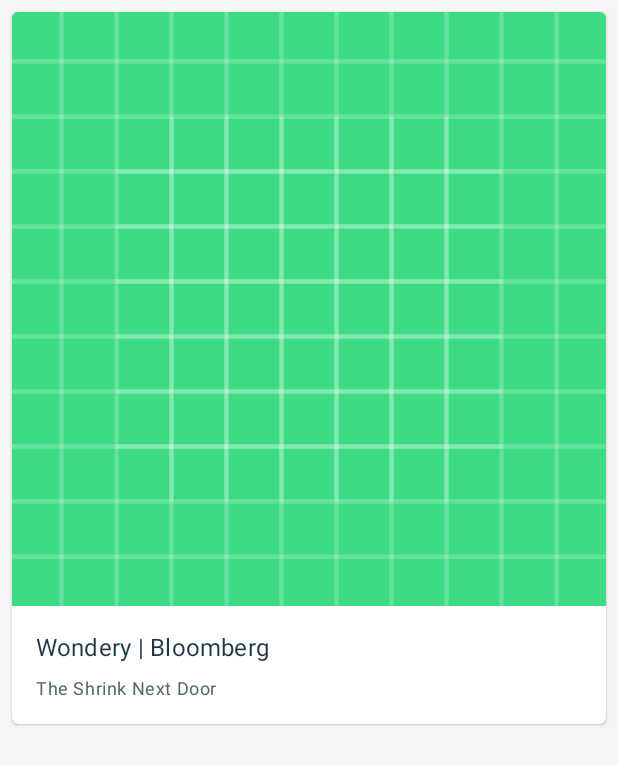
After one commit to IvanClair/Silkrode, an Android app: the layout vh_podcast.xml on its own in the app's theme, with its tools: preview values and no code run, on a phone screen of 412 x 824 dp. The commit adds this screen. Shown: the top 765 px of the screen. Run offline under Robolectric (Android 15) with nearby library versions, the phone set to English and light mode, and no system bars.

Commit message:
story-6 create layout for podcast list

```diff
--- /dev/null
+++ b/Silkrode/app/src/main/java/personal/ivan/silkrode/navigation/podcast/model/PodcastModel.kt
@@ -0,0 +1 @@
+package personal.ivan.silkrode.navigation.podcast.model
--- a/Silkrode/app/src/main/res/layout/activity_podcast.xml
+++ b/Silkrode/app/src/main/res/layout/activity_podcast.xml
@@ -14,6 +14,7 @@
         app:layout_constraintTop_toTopOf="parent">
 
         <com.google.android.material.appbar.MaterialToolbar
+            android:id="@+id/toolbar"
             android:layout_width="match_parent"
             android:layout_height="?attr/actionBarSize"
             app:title="@string/title_podcast">
--- a/Silkrode/app/src/main/res/layout/fragment_podcast_list.xml
+++ b/Silkrode/app/src/main/res/layout/fragment_podcast_list.xml
@@ -1,7 +1,12 @@
 <?xml version="1.0" encoding="utf-8"?>
-<androidx.constraintlayout.widget.ConstraintLayout xmlns:android="http://schemas.android.com/apk/res/android"
+<androidx.recyclerview.widget.RecyclerView xmlns:android="http://schemas.android.com/apk/res/android"
+    xmlns:app="http://schemas.android.com/apk/res-auto"
+    xmlns:tools="http://schemas.android.com/tools"
+    android:id="@+id/recycler_view_podcast"
     android:layout_width="match_parent"
     android:layout_height="match_parent"
-    android:background="@android:color/black">
-
-</androidx.constraintlayout.widget.ConstraintLayout>
+    android:clipToPadding="false"
+    android:padding="8dp"
+    app:layoutManager="androidx.recyclerview.widget.GridLayoutManager"
+    tools:itemCount="2"
+    tools:listitem="@layout/vh_podcast" />
--- /dev/null
+++ b/Silkrode/app/src/main/res/layout/vh_podcast.xml
@@ -0,0 +1,38 @@
+<?xml version="1.0" encoding="utf-8"?>
+<com.google.android.material.card.MaterialCardView xmlns:android="http://schemas.android.com/apk/res/android"
+    xmlns:app="http://schemas.android.com/apk/res-auto"
+    xmlns:tools="http://schemas.android.com/tools"
+    style="@style/SilkRodeCardView">
+
+    <androidx.constraintlayout.widget.ConstraintLayout
+        android:layout_width="match_parent"
+        android:layout_height="wrap_content"
+        android:paddingBottom="16dp">
+
+        <ImageView
+            android:id="@+id/image_view_cover"
+            android:layout_width="match_parent"
+            android:layout_height="0dp"
+            android:contentDescription="@null"
+            android:src="@drawable/ic_launcher_background"
+            app:layout_constraintDimensionRatio="W,1:1"
+            app:layout_constraintStart_toStartOf="parent"
+            app:layout_constraintTop_toTopOf="parent" />
+
+        <com.google.android.material.textview.MaterialTextView
+            android:id="@+id/text_view_artistName"
+            style="@style/SilkRodeTextView.SubTitle1"
+            android:layout_marginTop="16dp"
+            app:layout_constraintStart_toStartOf="parent"
+            app:layout_constraintTop_toBottomOf="@+id/image_view_cover"
+            tools:text="Wondery | Bloomberg" />
+
+        <com.google.android.material.textview.MaterialTextView
+            android:id="@+id/text_view_podcast_name"
+            style="@style/SilkRodeTextView.Caption"
+            android:layout_marginTop="8dp"
+            app:layout_constraintStart_toStartOf="parent"
+            app:layout_constraintTop_toBottomOf="@+id/text_view_artistName"
+            tools:text="The Shrink Next Door" />
+    </androidx.constraintlayout.widget.ConstraintLayout>
+</com.google.android.material.card.MaterialCardView>
--- a/Silkrode/app/src/main/res/values/styles.xml
+++ b/Silkrode/app/src/main/res/values/styles.xml
@@ -23,6 +23,8 @@
         <item name="android:layout_width">match_parent</item>
         <item name="android:layout_height">wrap_content</item>
         <item name="android:textDirection">locale</item>
+        <item name="android:layout_marginStart">16dp</item>
+        <item name="android:layout_marginEnd">16dp</item>
     </style>
 
     <style name="SilkRodeTextView.Headline" parent="SilkRodeTextView">
@@ -48,4 +50,13 @@
         </item>
         <item name="android:textColor">@color/textColorSecondary</item>
     </style>
+
+    <!-- CardView -->
+    <style name="SilkRodeCardView" parent="Widget.MaterialComponents.CardView">
+        <item name="android:layout_width">match_parent</item>
+        <item name="android:layout_height">wrap_content</item>
+        <item name="android:layout_marginStart">8dp</item>
+        <item name="android:layout_marginTop">8dp</item>
+        <item name="android:layout_marginEnd">8dp</item>
+    </style>
 </resources>
```
